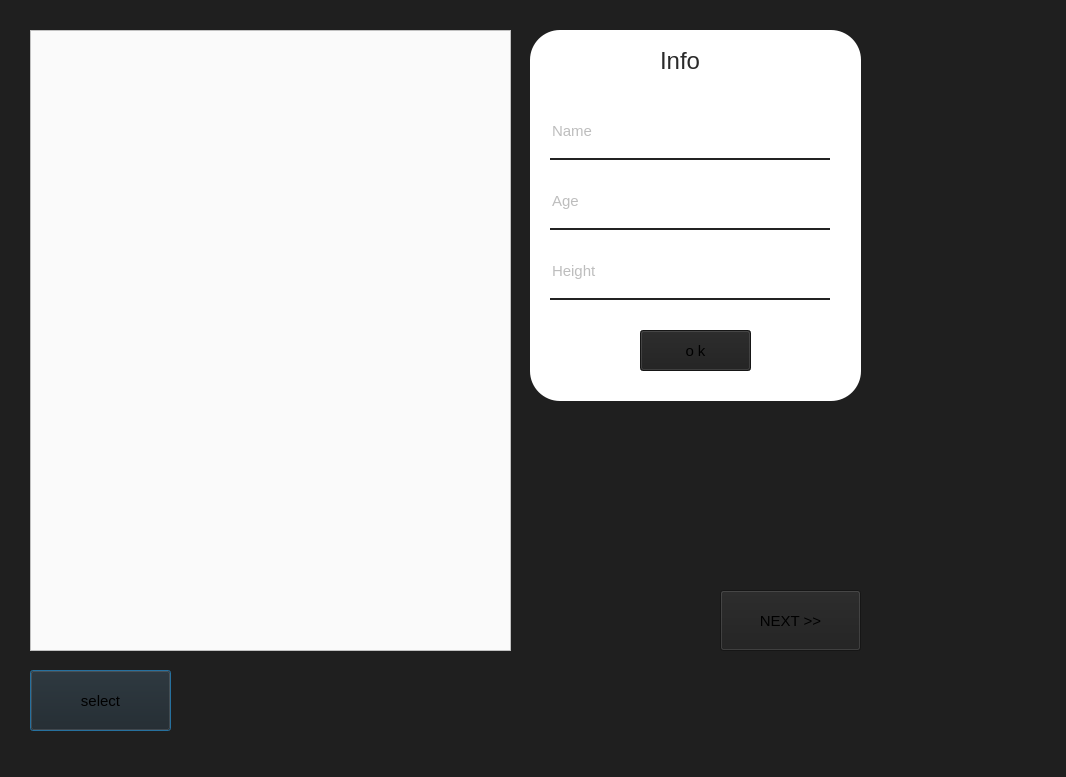
Before: the Qt Designer form 000. 2차 플젝/dashboard_pyqt.ui in SeunghyeChae/CAKD3_tmdhey, drawn with Qt 5.
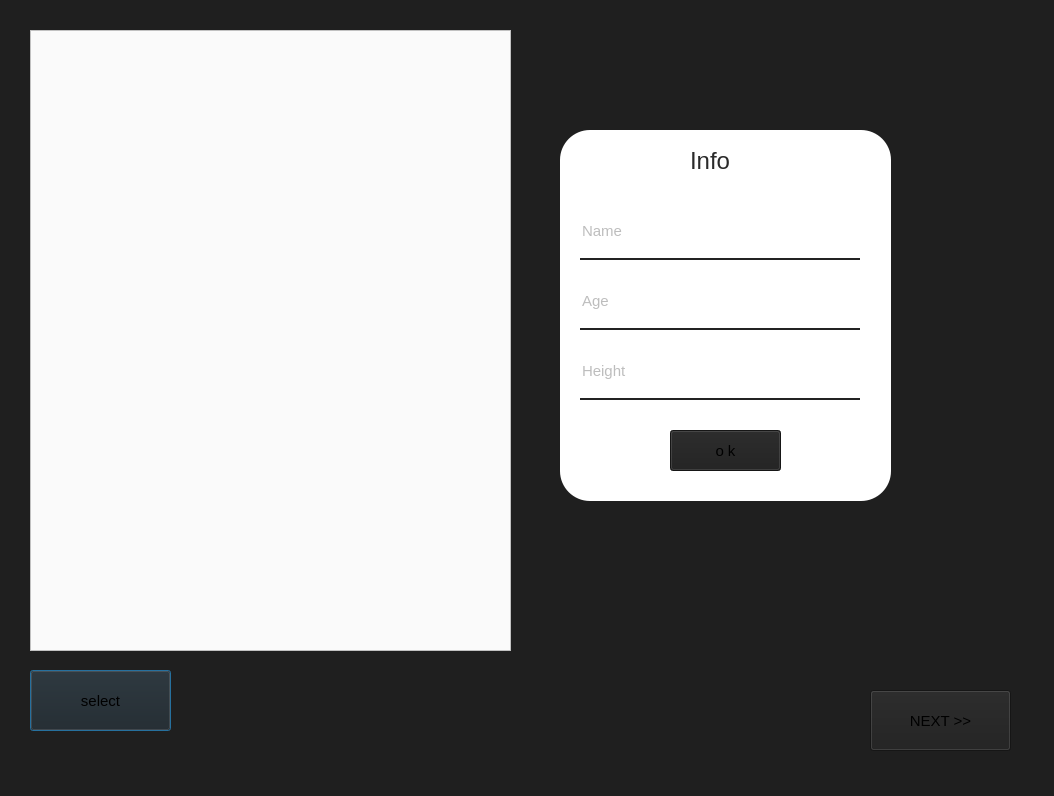
After: the same form once the commit is applied. Icons and pictures are not drawn.

What changed in the file:
```diff
--- a/000. 2차 플젝/dashboard_pyqt.ui
+++ b/000. 2차 플젝/dashboard_pyqt.ui
@@ -6,8 +6,8 @@
    <rect>
     <x>0</x>
     <y>0</y>
-    <width>1066</width>
-    <height>777</height>
+    <width>1054</width>
+    <height>796</height>
    </rect>
   </property>
   <property name="windowTitle">
@@ -54,8 +54,8 @@
   <widget class="QLabel" name="input_info">
    <property name="geometry">
     <rect>
-     <x>530</x>
-     <y>30</y>
+     <x>560</x>
+     <y>130</y>
      <width>331</width>
      <height>371</height>
     </rect>
@@ -74,8 +74,8 @@
   <widget class="QLabel" name="label">
    <property name="geometry">
     <rect>
-     <x>660</x>
-     <y>40</y>
+     <x>690</x>
+     <y>140</y>
      <width>61</width>
      <height>41</height>
     </rect>
@@ -97,8 +97,8 @@
   <widget class="QLineEdit" name="input_name">
    <property name="geometry">
     <rect>
-     <x>550</x>
-     <y>110</y>
+     <x>580</x>
+     <y>210</y>
      <width>280</width>
      <height>50</height>
     </rect>
@@ -123,8 +123,8 @@
   <widget class="QLineEdit" name="input_age">
    <property name="geometry">
     <rect>
-     <x>550</x>
-     <y>180</y>
+     <x>580</x>
+     <y>280</y>
      <width>280</width>
      <height>50</height>
     </rect>
@@ -149,8 +149,8 @@
   <widget class="QLineEdit" name="input_height">
    <property name="geometry">
     <rect>
-     <x>550</x>
-     <y>250</y>
+     <x>580</x>
+     <y>350</y>
      <width>280</width>
      <height>50</height>
     </rect>
@@ -175,8 +175,8 @@
   <widget class="QPushButton" name="pushButton">
    <property name="geometry">
     <rect>
-     <x>640</x>
-     <y>330</y>
+     <x>670</x>
+     <y>430</y>
      <width>111</width>
      <height>41</height>
     </rect>
@@ -223,8 +223,8 @@
   <widget class="QPushButton" name="img_button_2">
    <property name="geometry">
     <rect>
-     <x>720</x>
-     <y>590</y>
+     <x>870</x>
+     <y>690</y>
      <width>141</width>
      <height>61</height>
     </rect>
```
Left out of the diff: 8 changed lines with no effect on the pictures.
